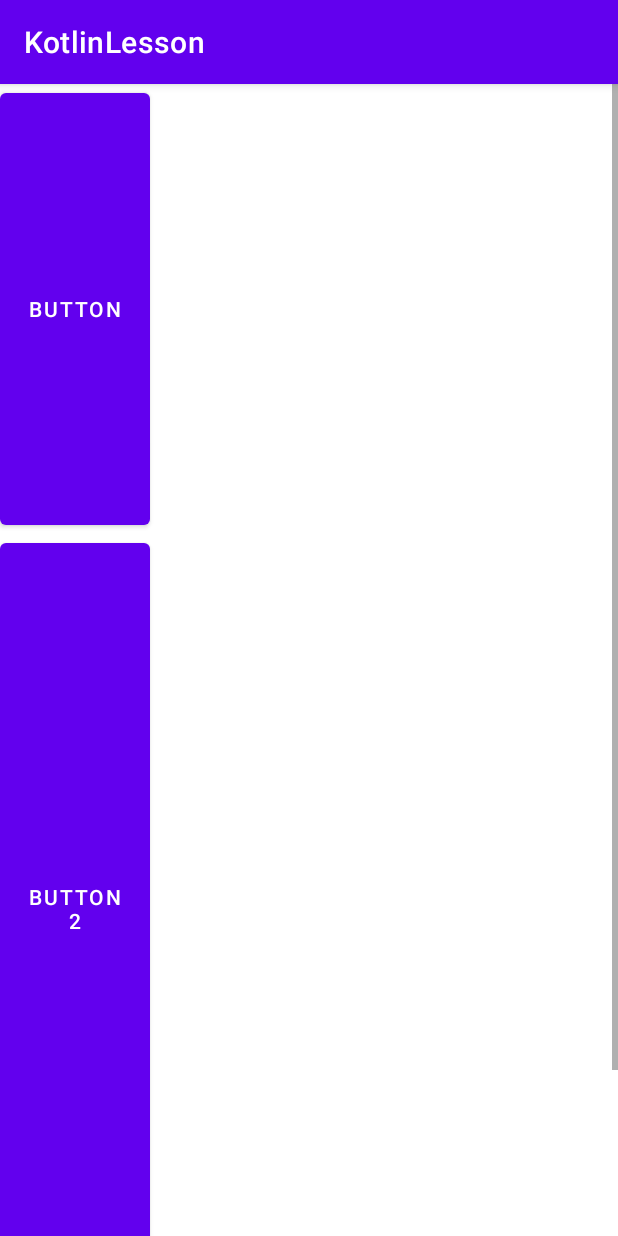
After one commit to Lander2039/KotlinLesson, an Android app: the KotlinActivity screen opened directly, with no data from a screen before it, on a phone screen of 412 x 824 dp. The commit adds this screen. Run offline under Robolectric (Android 15) with nearby library versions, the phone set to English and light mode, and no system bars.

Commit message:
Added lesson_19

```diff
--- /dev/null
+++ b/app/src/main/java/com/example/kotlinlesson/HouseBuilder.kt
@@ -0,0 +1,22 @@
+package com.example.kotlinlesson
+
+import java.nio.file.attribute.AclEntry.Builder
+
+class HouseBuilder (val builder: Builder){
+
+    fun hasSwimpool() = builder.swimpool
+    fun howManyStocks() = builder.stock
+
+    companion object Builder{
+        var stock: Int = 0
+        var swimpool: Boolean = false
+
+        fun setStock(stock: Int)= apply { this.stock = stock }
+        fun setSwimpool(swimpool: Boolean)= apply { this.swimpool = swimpool}
+
+        fun build(): HouseBuilder{
+            return HouseBuilder(this)
+        }
+
+    }
+}
--- /dev/null
+++ b/app/src/main/java/com/example/kotlinlesson/KotlinActivity.kt
@@ -0,0 +1,95 @@
+package com.example.kotlinlesson
+
+
+import android.annotation.SuppressLint
+import android.content.Context
+import android.content.Intent
+import androidx.appcompat.app.AppCompatActivity
+import android.os.Bundle
+import android.util.Log
+import android.widget.Button
+import android.widget.Toast
+
+class KotlinActivity : AppCompatActivity() {
+    @SuppressLint("MissingInflatedId")
+    override fun onCreate(savedInstanceState: Bundle?) {
+        super.onCreate(savedInstanceState)
+        setContentView(R.layout.activity_kotlin)
+
+        val btn = findViewById<Button>(R.id.btn123)
+        val btn2 = findViewById<Button>(R.id.btn2)
+
+        val house = HouseBuilder.Builder
+            .setStock(3)
+            .setSwimpool(false)
+            .build()
+
+        val person = object {
+            val name = "Yura"
+            fun develop(){
+                Log.w("anonyme", "called develop fun")
+            }
+        }
+
+        val person2 = object : Developer {
+            val name = "Yura"
+            override fun develop() {
+                Log.w("anonym class", "called develop fun")
+            }
+
+        }
+        btn2.setOnClickListener {
+            ListViewKotlinActivity.startListViewKotlinActivity(this)
+        }
+
+        btn.setOnClickListener {
+            Log.w("houseBuilder", "${house.hasSwimpool()} ${house.howManyStocks()}")
+            person.develop()
+            person2.name
+            person2.develop()
+            callAnomymClass(person2)
+            callAnomymClass(object :Developer{
+                override fun develop() {
+                    Log.w("anonym class", "called develop fun DEVELOPER")
+                }
+            })
+            Toast.makeText(this, person.name, Toast.LENGTH_SHORT).show()
+        }
+
+
+    val lambda = {string:String -> Toast.makeText(this, "your text is $string",
+            Toast.LENGTH_SHORT).show()}
+        lambda("Set text on lambda")
+        makeRequest("http://google.com"){callBackResult->
+            Log.w("callBack raesult", callBackResult)
+
+        }
+        returnAnomymClass("set string in return fun").develop()
+    }
+
+private  fun  returnAnomymClass(string: String) = object {
+    fun develop(){
+        Log.w("anonym class", "called develop fun from returnType $string")
+    }
+    }
+
+    fun callAnomymClass(developer: Developer){
+
+    }
+
+    fun  makeRequest (url:String, argForCallBack: (string:String) -> Unit){
+        argForCallBack.invoke("callBackResult $url")
+    }
+
+    companion object{
+
+        fun kotlinActivityStart(context: Context){
+            context.startActivity(Intent(context, KotlinActivity::class.java))
+        }
+    }
+}
+interface Developer{
+    fun develop(){
+        Log.w("anonyme", "called develop fun")
+    }
+}
--- a/app/src/main/java/com/example/kotlinlesson/MainActivity2.kt
+++ b/app/src/main/java/com/example/kotlinlesson/MainActivity2.kt
@@ -8,6 +8,7 @@ import android.view.Menu
 import android.view.MenuItem
 import android.widget.Button
 import android.widget.TextView
+import com.example.kotlinlesson.KotlinActivity
 
 class MainActivity2 : AppCompatActivity() {
     override fun onCreate(savedInstanceState: Bundle?) {
@@ -43,6 +44,7 @@ class MainActivity2 : AppCompatActivity() {
             android.R.id.home -> onBackPressed()
             R.id.close -> finishAffinity()
             R.id.goBlack -> onBackPressed()
+            R.id.goKotlin -> startActivity(Intent(this, KotlinActivity::class.java))
         }
         return super.onOptionsItemSelected(item)
     }
--- /dev/null
+++ b/app/src/main/res/layout/activity_kotlin.xml
@@ -0,0 +1,56 @@
+<?xml version="1.0" encoding="utf-8"?>
+<ScrollView
+    xmlns:android="http://schemas.android.com/apk/res/android"
+    xmlns:app="http://schemas.android.com/apk/res-auto"
+    xmlns:tools="http://schemas.android.com/tools"
+    android:layout_width="match_parent"
+    android:layout_height="match_parent"
+    tools:context=".KotlinActivity">
+
+    <LinearLayout
+        android:layout_width="wrap_content"
+        android:orientation="vertical"
+        android:layout_height="wrap_content">
+
+        <Button
+            android:id="@+id/btn123"
+            android:layout_width="100dp"
+            android:layout_height="300dp"
+            android:text="Button"
+     />
+
+        <Button
+            android:id="@+id/btn2"
+            android:layout_width="100dp"
+            android:layout_height="500dp"
+            android:text="Button2"/>
+
+        <androidx.cardview.widget.CardView
+            android:layout_width="100dp"
+            android:layout_marginStart="100dp"
+            app:cardCornerRadius="10dp"
+            android:backgroundTint="@color/grey"
+            android:layout_height="70dp">
+
+            <TextView
+                android:layout_width="wrap_content"
+                android:layout_height="wrap_content"
+                android:gravity="center"
+                android:paddingTop="10dp"
+                android:text="The screen is finished"
+                android:textSize="20dp" />
+
+        </androidx.cardview.widget.CardView>
+
+        <TextView
+            android:layout_width="wrap_content"
+            android:layout_height="wrap_content"
+            android:text="The screen is finished"
+            android:textSize="20dp"/>
+
+
+    </LinearLayout>
+
+
+
+</ScrollView>
--- a/app/src/main/res/menu/item_menu.xml
+++ b/app/src/main/res/menu/item_menu.xml
@@ -7,4 +7,8 @@
         android:id = "@+id/goBlack"
         android:title = "@string/go_ti"/>
 
+    <item
+        android:id = "@+id/goKotlin"
+        android:title = "@string/go_kotlin"/>
+
 </menu>
--- a/app/src/main/res/values-night/strings.xml
+++ b/app/src/main/res/values-night/strings.xml
@@ -4,4 +4,5 @@
     <string name="enter_your_name">enter your name</string>
     <string name="enter_your_password">enter_your_password</string>
     <string name="enterYourPassword">enter your password</string>
+    <string name="go_kotlin">Go kotlin</string>
 </resources>
--- a/app/src/main/res/values/strings.xml
+++ b/app/src/main/res/values/strings.xml
@@ -17,4 +17,5 @@
     <string name="enter_your_password">enter your password</string>
     <string name="enterYourPassword">enter your password</string>
     <string name="Black">black</string>
+    <string name="go_kotlin">Go kotlin</string>
 </resources>
```
Also changed, not shown: app/src/main/AndroidManifest.xml (+23 -10 lines), app/src/main/java/com/example/kotlinlesson/ListViewKotlinActivity.kt (added, +35 -0 lines), app/src/main/java/com/example/kotlinlesson/MainActivity.kt (+9 -1 lines), app/src/main/java/com/example/kotlinlesson/MainActivity3.kt (+6 -4 lines), app/src/main/res/layout/activity_list_view_kotlin.xml (added, +18 -0 lines), app/src/main/res/layout/activity_main.xml (+12 -0 lines), app/src/main/res/layout/frut_item_layout.xml (added, +9 -0 lines), 1 other file.
